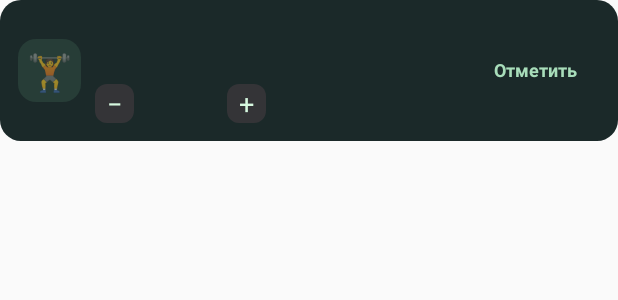
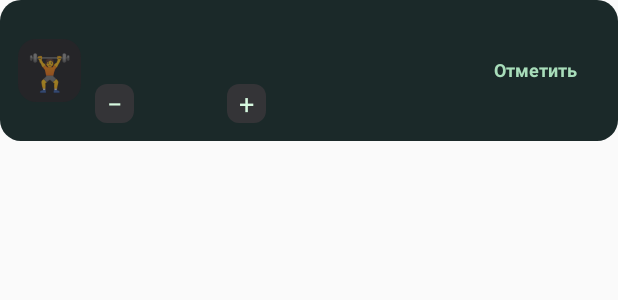
Before and after one commit to DenisovR/workout-widget, an Android app: the layout exercise_one.xml on its own in the app's theme, with its tools: preview values and no code run, on a phone screen of 412 x 824 dp. Shown: the top 300 px of the screen. Run offline under Robolectric (Android 15) with nearby library versions, the phone set to English and light mode, and no system bars.

Commit message:
Apply monochrome fitness theme

```diff
--- a/app/src/main/res/drawable/icon_back.xml
+++ b/app/src/main/res/drawable/icon_back.xml
@@ -1 +1 @@
-<shape xmlns:android="http://schemas.android.com/apk/res/android"><solid android:color="#273D37"/><corners android:radius="12dp"/></shape>
+<shape xmlns:android="http://schemas.android.com/apk/res/android"><solid android:color="#252528"/><corners android:radius="12dp"/></shape>
```
